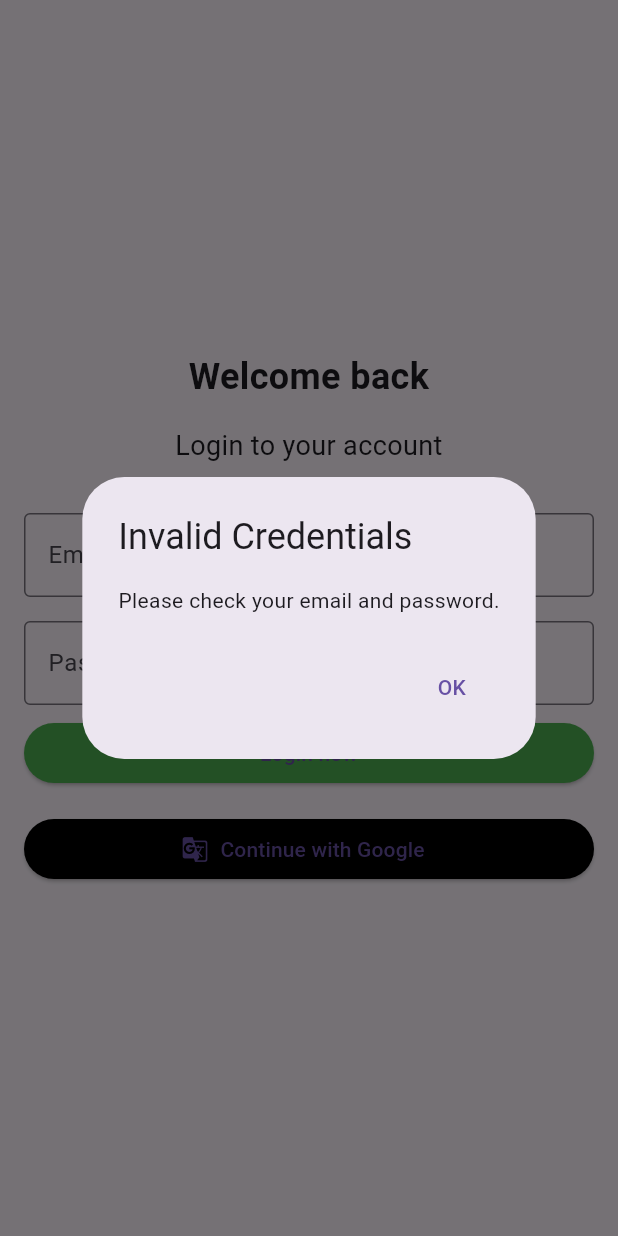
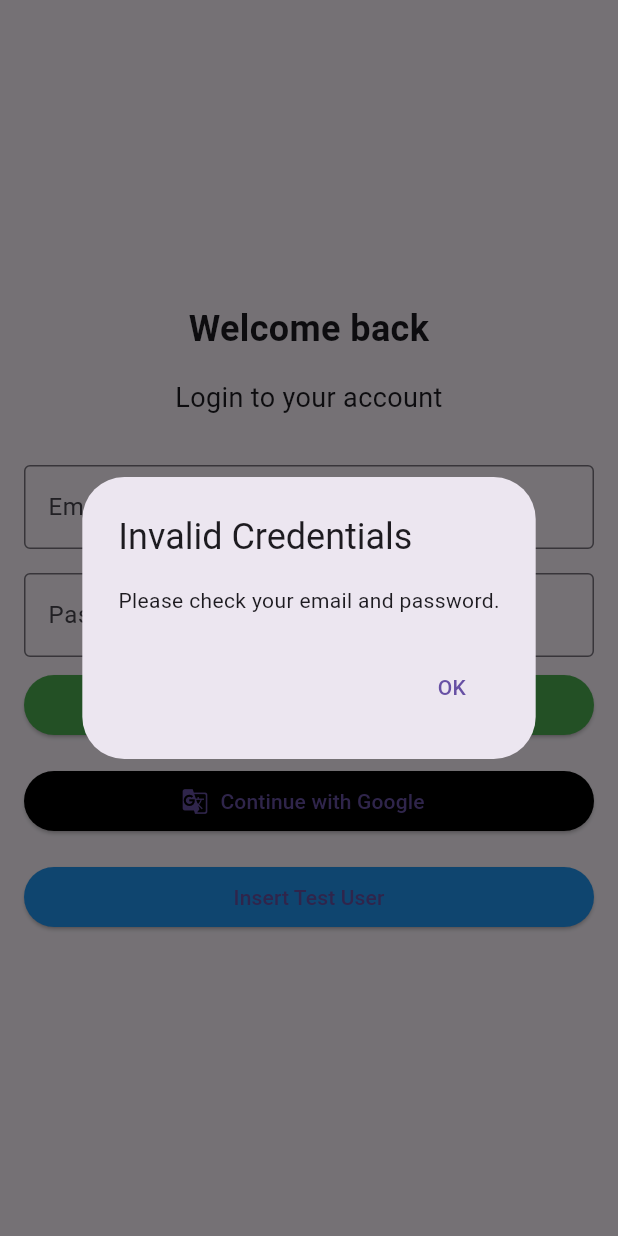
Before and after one commit to DevikaRNair05/FlutterCoding, a Flutter app: the screen it shows after launch, after a tap on "Login now", on a phone screen of 412 x 824 dp. Run offline on Flutter 3.47's test engine with Material 3 defaults, Android fonts, the phone set to English and light mode, and no system bars; our stand-ins replace sqflite; accounts and stored records are empty.

Commit message:
connect login page with sqllite

```diff
--- a/loginapp/lib/aboutuspage.dart
+++ b/loginapp/lib/aboutuspage.dart
@@ -1,13 +1,15 @@
 import 'package:flutter/material.dart';
 
 class AboutUsPage extends StatelessWidget {
+  const AboutUsPage({super.key});
+
   @override
   Widget build(BuildContext context) {
     return Scaffold(
       appBar: AppBar(
-        title: Text('About Us'),
+        title: const Text('About Us'),
       ),
-      body: Center(
+      body: const Center(
         child: Padding(
           padding: EdgeInsets.all(16.0),
           child: Text(
--- a/loginapp/lib/main.dart
+++ b/loginapp/lib/main.dart
@@ -4,16 +4,18 @@ import 'database_helper.dart';
 // import 'package:sqflite_common_ffi/sqflite_ffi.dart';
 void main() async {
   WidgetsFlutterBinding.ensureInitialized();
-  runApp(MyApp());
+  runApp(const MyApp());
 }
 class MyApp extends StatelessWidget {
+  const MyApp({super.key});
+
   @override
   Widget build(BuildContext context) {
     return MaterialApp(
       debugShowCheckedModeBanner: false,
       home: LoginPage(),
       routes: {
-        '/about': (context) => AboutUsPage(),
+        '/about': (context) => const AboutUsPage(),
       },
     );
   }
@@ -25,46 +27,48 @@ class LoginPage extends StatelessWidget {
 
   final DatabaseHelper databaseHelper = DatabaseHelper();
 
+  LoginPage({super.key});
+
   @override
   Widget build(BuildContext context) {
     return Scaffold(
       body: Padding(
-        padding: EdgeInsets.all(16.0),
+        padding: const EdgeInsets.all(16.0),
         child: Center(
           child: SingleChildScrollView(
             child: Column(
               mainAxisAlignment: MainAxisAlignment.center,
               crossAxisAlignment: CrossAxisAlignment.stretch,
               children: [
-                Text(
+                const Text(
                   'Welcome back',
                   style: TextStyle(fontSize: 24.0, fontWeight: FontWeight.bold),
                   textAlign: TextAlign.center,
                 ),
-                SizedBox(height: 16.0),
-                Text(
+                const SizedBox(height: 16.0),
+                const Text(
                   'Login to your account',
                   style: TextStyle(fontSize: 18.0),
                   textAlign: TextAlign.center,
                 ),
-                SizedBox(height: 32.0),
+                const SizedBox(height: 32.0),
                 TextField(
                   controller: emailController,
-                  decoration: InputDecoration(
+                  decoration: const InputDecoration(
                     labelText: 'Email',
                     border: OutlineInputBorder(),
                   ),
                 ),
-                SizedBox(height: 16.0),
+                const SizedBox(height: 16.0),
                 TextField(
                   controller: passwordController,
                   obscureText: true,
-                  decoration: InputDecoration(
+                  decoration: const InputDecoration(
                     labelText: 'Password',
                     border: OutlineInputBorder(),
                   ),
                 ),
-                SizedBox(height: 8.0),
+                const SizedBox(height: 8.0),
                 ElevatedButton(
                   onPressed: () async {
                     String email = emailController.text.trim();
@@ -80,11 +84,11 @@ class LoginPage extends StatelessWidget {
                         context: context,
                         builder: (BuildContext context) {
                           return AlertDialog(
-                            title: Text('Invalid Credentials'),
-                            content: Text('Please check your email and password.'),
+                            title: const Text('Invalid Credentials'),
+                            content: const Text('Please check your email and password.'),
                             actions: <Widget>[
                               TextButton(
-                                child: Text('OK'),
+                                child: const Text('OK'),
                                 onPressed: () {
                                   Navigator.of(context).pop();
                                 },
@@ -95,50 +99,50 @@ class LoginPage extends StatelessWidget {
                       );
                     }
                   },
-                  child: Text('Login now'),
                   style: ElevatedButton.styleFrom(
                     backgroundColor: Colors.green,
                   ),
+                  child: const Text('Login now'),
                 ),
-                SizedBox(height: 16.0),
+                const SizedBox(height: 16.0),
                 ElevatedButton.icon(
                   onPressed: () {
                     // Handle login with Google
                   },
-                  icon: Icon(Icons.g_translate),
-                  label: Text('Continue with Google'),
+                  icon: const Icon(Icons.g_translate),
+                  label: const Text('Continue with Google'),
                   style: ElevatedButton.styleFrom(
                     backgroundColor: Colors.black,
                   ),
                 ),
-                // SizedBox(height: 16.0),
-                // ElevatedButton(
-                //   onPressed: () async {
-                //     // Insert a user for testing purposes
-                //     await databaseHelper.insertUser('test1@example.com', 'password123');
-                //     showDialog(
-                //       context: context,
-                //       builder: (BuildContext context) {
-                //         return AlertDialog(
-                //           title: Text('User Inserted'),
-                //           content: Text('A test user has been inserted.'),
-                //           actions: <Widget>[
-                //             TextButton(
-                //               child: Text('OK'),
-                //               onPressed: () {
-                //                 Navigator.of(context).pop();
-                //               },
-                //             ),
-                //           ],
-                //         );
-                //       },
-                //     );
-                //   },
-                //   child: Text('Insert Test User'),
-                //   style: ElevatedButton.styleFrom(
-                //     backgroundColor: Colors.blue,
-                //   ),
-                //),
+                const SizedBox(height: 16.0),
+                ElevatedButton(
+                  onPressed: () async {
+                    // Insert a user for testing purposes
+                    await databaseHelper.insertUser('test1@example.com', 'password123');
+                    showDialog(
+                      context: context,
+                      builder: (BuildContext context) {
+                        return AlertDialog(
+                          title: const Text('User Inserted'),
+                          content: const Text('A test user has been inserted.'),
+                          actions: <Widget>[
+                            TextButton(
+                              child: const Text('OK'),
+                              onPressed: () {
+                                Navigator.of(context).pop();
+                              },
+                            ),
+                          ],
+                        );
+                      },
+                    );
+                  },
+                  style: ElevatedButton.styleFrom(
+                    backgroundColor: Colors.blue,
+                  ),
+                  child: const Text('Insert Test User'),
+                ),
               ],
             ),
           ),
--- a/loginapp/pubspec.yaml
+++ b/loginapp/pubspec.yaml
@@ -31,9 +31,9 @@ dependencies:
   flutter:
     sdk: flutter
   flutter_signin_button: ^2.0.0
-  sqflite: ^2.0.0+4
+  sqflite: ^2.3.3+1
   sqflite_common_ffi: ^2.0.0+1
-  path: ^1.8.0
+  path: ^1.9.0
 
 
   # The following adds the Cupertino Icons font to your application.
```
Also changed, not shown: loginapp/pubspec.lock.
